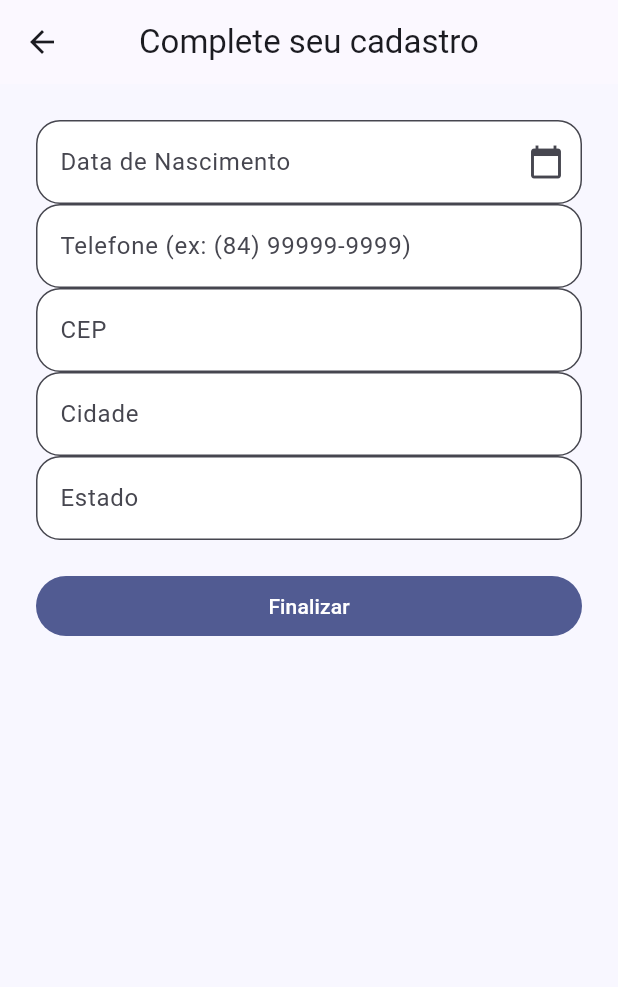
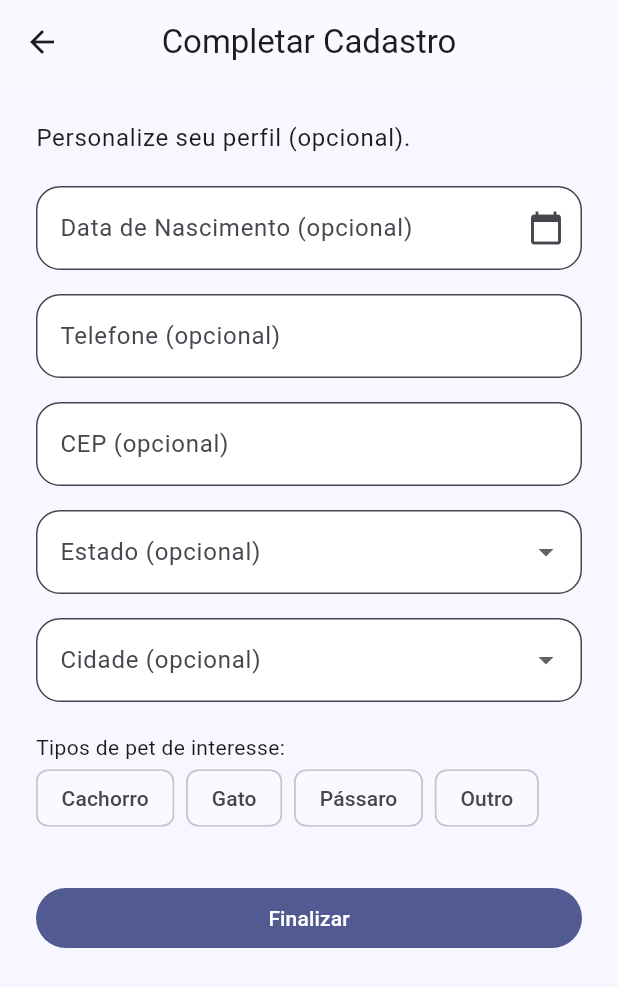
Before and after one commit to Jorgelino328/adopet-app, a Flutter app: the SetupProfilePage screen opened directly, on a phone screen of 412 x 824 dp. Shown: the top 987 px of the screen. Run offline on Flutter 3.47's test engine with Material 3 defaults, Android fonts, the phone set to English and light mode, and no system bars; our stand-ins replace shared_preferences, sqflite_common_ffi; missing offline and left inert: auth0_flutter; accounts and stored records are empty; network calls fail.

Commit message:
feat: added functional setup_profile screen

```diff
--- a/lib/features/adoption/presentation/pages/setup_profile_page.dart
+++ b/lib/features/adoption/presentation/pages/setup_profile_page.dart
@@ -1,4 +1,5 @@
 import 'package:flutter/material.dart';
+import 'package:flutter/services.dart';
 import 'package:intl/intl.dart';
 import '../../../../core/services/auth_service.dart';
 
@@ -19,12 +20,44 @@ class _SetupProfilePageState extends State<SetupProfilePage> {
   DateTime? _selectedDate;
   final Set<String> _selectedPets = <String>{};
 
+  // Phone mask: (XX) XXXXX-XXXX
+  final _phoneFormatter = TextInputFormatter.withFunction((oldValue, newValue) {
+    final text = newValue.text.replaceAll(RegExp(r'\D'), '');
+    String newText = '';
+    for (int i = 0; i < text.length; i++) {
+      if (i == 0) newText += '(';
+      if (i == 2) newText += ') ';
+      if (i == 7) newText += '-';
+      newText += text[i];
+    }
+    return TextEditingValue(text: newText, selection: TextSelection.collapsed(offset: newText.length));
+  });
+
+  // CEP mask: XXXXX-XXX
+  final _cepFormatter = TextInputFormatter.withFunction((oldValue, newValue) {
+    final text = newValue.text.replaceAll(RegExp(r'\D'), '');
+    String newText = '';
+
+    for (int i = 0; i < text.length; i++) {
+      if (i == 5) newText += '-';
+      newText += text[i];
+    }
+
+    if (newText.length > 9) return oldValue;
+
+    return TextEditingValue(
+      text: newText,
+      selection: TextSelection.collapsed(offset: newText.length),
+    );
+  });
+
   Future<void> _pickDate() async {
     final picked = await showDatePicker(
       context: context,
-      initialDate: DateTime(2000),
+      initialDate: _selectedDate ?? DateTime(2000),
       firstDate: DateTime(1900),
       lastDate: DateTime.now(),
+      locale: const Locale('pt', 'BR'),
     );
     if (picked != null) {
       setState(() {
@@ -39,7 +72,7 @@ class _SetupProfilePageState extends State<SetupProfilePage> {
     if (user != null) {
       await AuthService.instance.updateProfile(
         name: user.name,
-        dob: _selectedDate?.toIso8601String().split('T')[0], // Saves YYYY-MM-DD
+        dob: _selectedDate?.toIso8601String().split('T')[0],
         contactNumber: _contactController.text,
         cep: _cepController.text,
         city: _cityController.text,
@@ -54,23 +87,71 @@ class _SetupProfilePageState extends State<SetupProfilePage> {
   @override
   Widget build(BuildContext context) {
     return Scaffold(
-      appBar: AppBar(title: const Text('Complete seu cadastro')),
+      appBar: AppBar(
+        title: const Text('Completar Cadastro'),
+        leading: IconButton(
+          icon: const Icon(Icons.arrow_back),
+          onPressed: () => Navigator.of(context).pop(),
+        ),
+      ),
       body: ListView(
         padding: const EdgeInsets.all(24),
         children: [
-          TextFormField(
+          Text('Personalize seu perfil (opcional).',
+              style: Theme.of(context).textTheme.bodyLarge),
+          const SizedBox(height: 20),
+          TextField(
             controller: _dobController,
             readOnly: true,
-            decoration: const InputDecoration(labelText: 'Data de Nascimento', suffixIcon: Icon(Icons.calendar_today)),
+            decoration: const InputDecoration(labelText: 'Data de Nascimento (opcional)', suffixIcon: Icon(Icons.calendar_today)),
             onTap: _pickDate,
           ),
-          TextFormField(controller: _contactController, decoration: const InputDecoration(labelText: 'Telefone (ex: (84) 99999-9999)')),
-          TextFormField(controller: _cepController, decoration: const InputDecoration(labelText: 'CEP')),
-          TextFormField(controller: _cityController, decoration: const InputDecoration(labelText: 'Cidade')),
-          TextFormField(controller: _stateController, decoration: const InputDecoration(labelText: 'Estado')),
+          const SizedBox(height: 16),
+          TextField(
+            controller: _contactController,
+            keyboardType: TextInputType.phone,
+            maxLength: 15,
+            inputFormatters: [_phoneFormatter],
+            decoration: const InputDecoration(labelText: 'Telefone (opcional)', hintText: '(84) 99999-9999', counterText: ''),
+          ),
+          const SizedBox(height: 16),
+          TextField(
+            controller: _cepController,
+            keyboardType: TextInputType.number,
+            maxLength: 9,
+            inputFormatters: [_cepFormatter],
+            decoration: const InputDecoration(labelText: 'CEP (opcional)',hintText: '00000-000', counterText: ''),
+          ),
+          const SizedBox(height: 16),
+          DropdownButtonFormField<String>(
+            decoration: const InputDecoration(labelText: 'Estado (opcional)'),
+            items: ['RN', 'SP', 'RJ', 'MG', 'RS'].map((s) => DropdownMenuItem(value: s, child: Text(s))).toList(),
+            onChanged: (val) => setState(() => _stateController.text = val!),
+          ),
+          const SizedBox(height: 16),
+          DropdownButtonFormField<String>(
+            decoration: const InputDecoration(labelText: 'Cidade (opcional)'),
+            items: ['Parnamirim', 'Natal', 'São Paulo'].map((s) => DropdownMenuItem(value: s, child: Text(s))).toList(),
+            onChanged: (val) => setState(() => _cityController.text = val!),
+          ),
           const SizedBox(height: 20),
-          // ... (Your FilterChip code for preferences)
-          FilledButton(onPressed: _completeSetup, child: const Text('Finalizar')),
+          const Text('Tipos de pet de interesse:'),
+          Wrap(
+            spacing: 8,
+            runSpacing: 8,
+            children: UserProfile.petPreferenceOptions.map((option) {
+              return FilterChip(
+                label: Text(UserProfile.labelForPreference(option)),
+                selected: _selectedPets.contains(option),
+                onSelected: (selected) => setState(() => selected ? _selectedPets.add(option) : _selectedPets.remove(option)),
+              );
+            }).toList(),
+          ),
+          const SizedBox(height: 32),
+          SizedBox(
+            width: double.infinity,
+            child: FilledButton(onPressed: _completeSetup, child: const Text('Finalizar')),
+          ),
         ],
       ),
     );
--- a/pubspec.yaml
+++ b/pubspec.yaml
@@ -40,7 +40,9 @@ dependencies:
   shared_preferences: ^2.5.5
   sqflite: ^2.3.0
   sqflite_common_ffi: ^2.3.0
-  intl: ^0.20.3
+  intl: ^0.20.2
+  flutter_localizations:
+    sdk: flutter
 
 dev_dependencies:
   flutter_test:
```
Also changed, not shown: lib/app.dart (+33 -1 lines), lib/core/services/auth_service.dart (+8 -0 lines), lib/features/home/presentation/pages/home_page.dart (+27 -8 lines), pubspec.lock.
